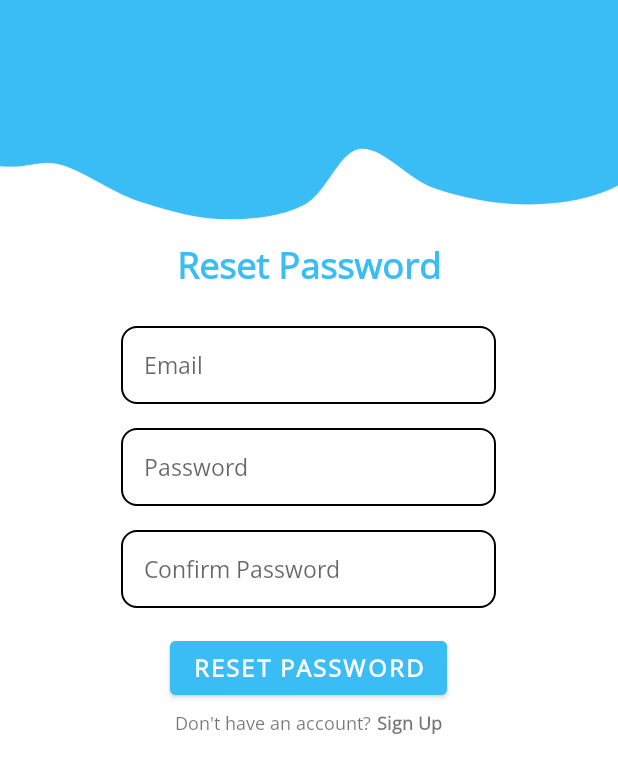
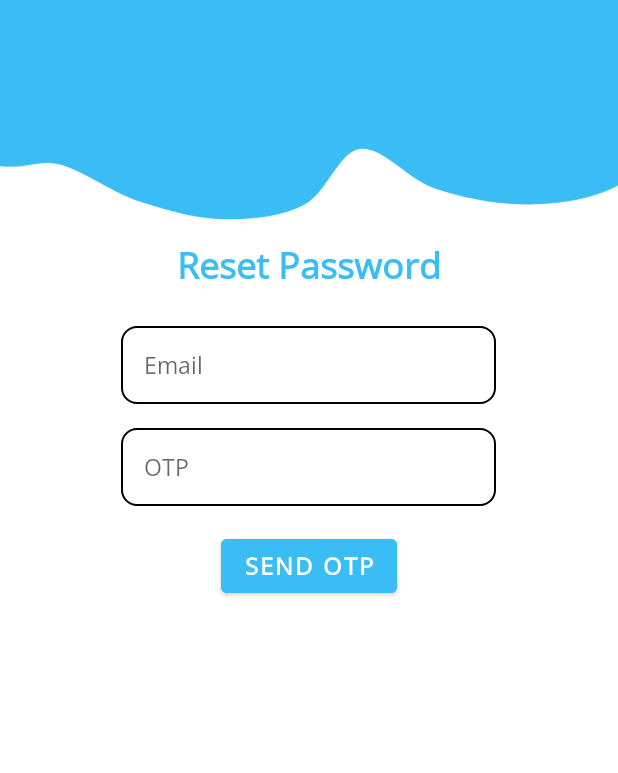
Before and after one commit to justinmcneal/final-putask, an Android app: the ForgotPassword screen opened directly, with no data from a screen before it, on a phone screen of 412 x 824 dp. Shown: the top 773 px of the screen. Run offline under Robolectric (Android 15) with nearby library versions, the phone set to English and light mode, and no system bars; 1 statement that could not run was skipped.

Commit message:
added forgotpassword xml layout and btns

```diff
--- a/app/src/main/java/com/example/puttask/ForgotPassword.kt
+++ b/app/src/main/java/com/example/puttask/ForgotPassword.kt
@@ -1,20 +1,36 @@
 package com.example.puttask
 
 import android.os.Bundle
-import androidx.activity.enableEdgeToEdge
+import android.widget.Button
+import android.widget.EditText
+import android.widget.Toast
 import androidx.appcompat.app.AppCompatActivity
-import androidx.core.view.ViewCompat
-import androidx.core.view.WindowInsetsCompat
 
 class ForgotPassword : AppCompatActivity() {
+
+    private lateinit var etForgotEmail: EditText
+    private lateinit var btnResetPassword: Button
+
     override fun onCreate(savedInstanceState: Bundle?) {
         super.onCreate(savedInstanceState)
-        enableEdgeToEdge()
         setContentView(R.layout.activity_forgot_password)
 
+        etForgotEmail = findViewById(R.id.etForgotEmail)
+        btnResetPassword = findViewById(R.id.btnOTP)
 
+        btnResetPassword.setOnClickListener {
+            val email = etForgotEmail.text.toString().trim()
 
+            if (email.isNotEmpty() && isValidEmail(email)) {
+                // Handle password reset logic (e.g., call to API)
+                Toast.makeText(this, "Password reset instructions sent to $email", Toast.LENGTH_SHORT).show()
+            } else {
+                Toast.makeText(this, "Please enter a valid email", Toast.LENGTH_SHORT).show()
+            }
+        }
+    }
 
-
-               }
+    private fun isValidEmail(email: String): Boolean {
+        return android.util.Patterns.EMAIL_ADDRESS.matcher(email).matches()
+    }
 }
--- a/app/src/main/java/com/example/puttask/authentications/LoginSignin.kt
+++ b/app/src/main/java/com/example/puttask/authentications/LoginSignin.kt
@@ -37,7 +37,7 @@ class LoginSignin : AppCompatActivity() {
 
         btnLogIn.setOnClickListener {
             // Start LogInActivity
-            val intent = Intent(this, MainActivity::class.java)
+            val intent = Intent(this, LogIn::class.java)
             startActivity(intent)
         }
     }
--- a/app/src/main/res/layout/activity_forgot_password.xml
+++ b/app/src/main/res/layout/activity_forgot_password.xml
@@ -39,7 +39,7 @@
             android:orientation="vertical">
 
             <EditText
-                android:id="@+id/etEmail"
+                android:id="@+id/etForgotEmail"
                 android:layout_width="match_parent"
                 android:layout_height="wrap_content"
                 android:autofillHints="Email"
@@ -53,74 +53,34 @@
                 android:textSize="15sp" />
 
             <EditText
-                android:id="@+id/etPassword"
+                android:id="@+id/etOTPConfirmation"
                 android:layout_width="match_parent"
                 android:layout_height="wrap_content"
                 android:layout_marginTop="16dp"
-                android:autofillHints="Password"
+                android:autofillHints="OTP"
                 android:background="@drawable/round_edit_text"
                 android:drawablePadding="15dp"
                 android:fontFamily="@font/opensans"
-                android:hint="Password"
+                android:hint="OTP"
                 android:inputType="textPassword"
                 android:maxLines="1"
                 android:padding="15dp"
                 android:textSize="15sp" />
 
-            <EditText
-                android:id="@+id/etPassword"
-                android:layout_width="match_parent"
-                android:layout_height="wrap_content"
-                android:layout_marginTop="16dp"
-                android:autofillHints="Password"
-                android:background="@drawable/round_edit_text"
-                android:drawablePadding="15dp"
-                android:fontFamily="@font/opensans"
-                android:hint="Confirm Password"
-                android:inputType="textPassword"
-                android:maxLines="1"
-                android:padding="15dp"
-                android:textSize="15sp" />
         </LinearLayout>
 
         <Button
-            android:id="@+id/btnLog"
+            android:id="@+id/btnOTP"
             android:layout_width="wrap_content"
             android:layout_height="wrap_content"
             android:layout_marginTop="16dp"
             android:layout_gravity="center"
             android:fontFamily="@font/opensans"
             android:backgroundTint="@color/skyblue"
-            android:text="Reset Password"
+            android:text="Send OTP"
             android:textSize="16sp"
             android:textStyle="bold" />
 
-        <LinearLayout
-            android:layout_width="wrap_content"
-            android:layout_height="wrap_content"
-            android:layout_marginTop="4dp"
-            android:orientation="horizontal"
-            android:gravity="center">
-
-            <TextView
-                android:layout_width="wrap_content"
-                android:layout_height="wrap_content"
-                android:fontFamily="@font/opensans"
-                android:text="Don't have an account?"
-                android:textSize="12sp" />
-
-            <TextView
-                android:id="@+id/othersSign"
-                android:layout_width="wrap_content"
-                android:layout_height="wrap_content"
-                android:layout_marginStart="4dp"
-                android:clickable="true"
-                android:focusable="true"
-                android:fontFamily="@font/opensans"
-                android:text="Sign Up"
-                android:textSize="12sp"
-                android:textStyle="bold" />
-        </LinearLayout>
     </LinearLayout>
 
 </androidx.constraintlayout.widget.ConstraintLayout>
```
Also changed, not shown: app/src/main/java/com/example/puttask/authentications/LogIn.kt (+8 -0 lines), app/src/main/res/layout/activity_log_in.xml (+13 -1 lines).
